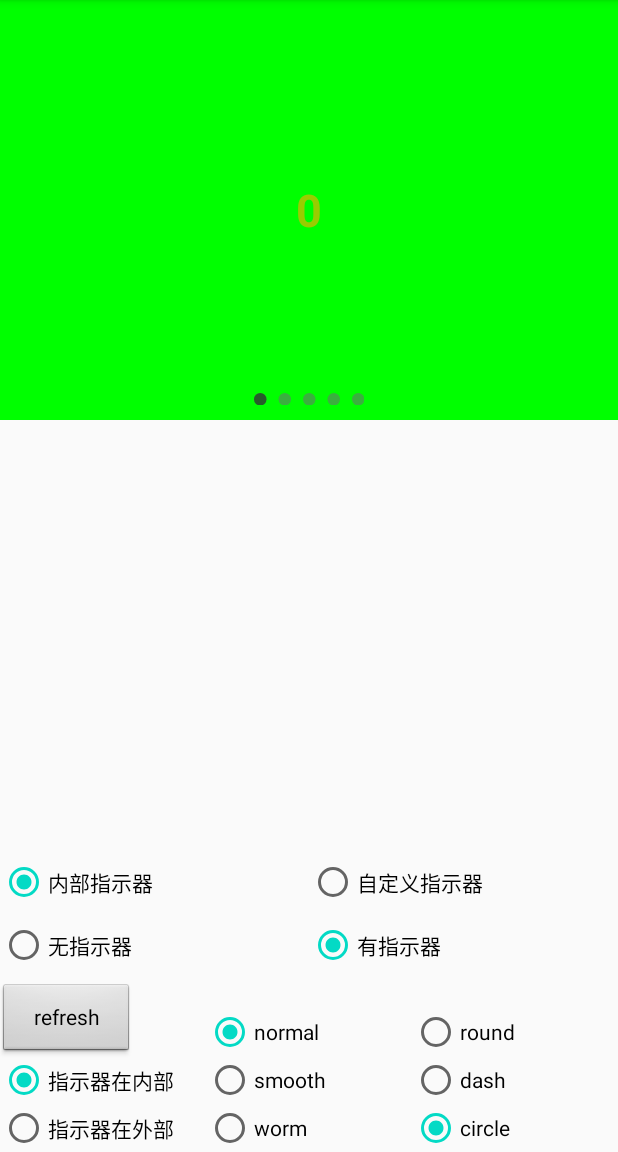
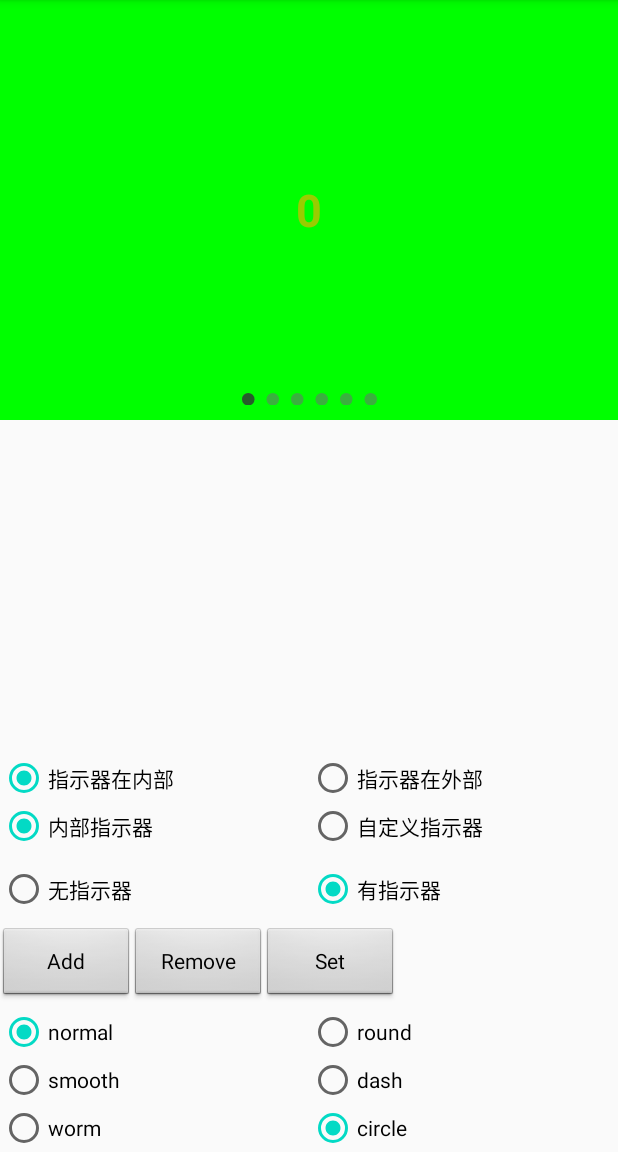
Before and after one commit to AqrLei/BannerView, an Android app: the fragment IndicatorFragment shown on its own in the app's theme, on a phone screen of 412 x 824 dp, the part 84-1236 px from its top. Run offline under Robolectric (Android 15) with nearby library versions, the phone set to English and light mode, and no system bars.

Commit message:
BannerView - indicator done

```diff
--- a/app/src/main/java/com/aqrlei/bannerview/sample/fragment/IndicatorFragment.kt
+++ b/app/src/main/java/com/aqrlei/bannerview/sample/fragment/IndicatorFragment.kt
@@ -19,6 +19,7 @@ import com.aqrlei.bannerview.widget.indicator.enums.IndicatorSlideMode
 import com.aqrlei.bannerview.widget.indicator.enums.IndicatorStyle
 import com.google.android.material.snackbar.Snackbar
 import kotlinx.android.synthetic.main.fragment_pager_indicator.*
+import kotlin.random.Random
 
 /**
  * created by AqrLei on 2020/10/20
@@ -31,7 +32,7 @@ class IndicatorFragment : Fragment() {
     private var dp6 : Int = 3
 
     private val bannerItemArray = ArrayList<Int>().also {
-        it.addAll(arrayOf(Color.GREEN, Color.MAGENTA, Color.BLUE, Color.CYAN, Color.RED))
+        it.addAll(arrayOf(Color.GREEN, Color.MAGENTA, Color.BLUE, Color.CYAN, Color.RED, Color.YELLOW))
     }
 
     override fun onCreateView(
@@ -64,9 +65,25 @@ class IndicatorFragment : Fragment() {
             setBannerViewHolder(SimpleBannerViewHolder(bannerItemArray))
         }
 
-        btnRefresh.setOnClickListener {
-            bannerItemArray.add(Color.YELLOW)
+        btnAdd.setOnClickListener {
+            val addColor = bannerItemArray[Random.Default.nextInt(bannerItemArray.size-1)]
+            bannerItemArray.add(addColor)
             bvBanner.notifyDataSetChanged()
+        }
+
+        btnRemove.setOnClickListener {
+            val removePosition = Random.Default.nextInt(bannerItemArray.size -1)
+            bannerItemArray.removeAt(removePosition)
+            bvBanner.notifyDataSetChanged()
+        }
+        btnSet.setOnClickListener {
+            val position = Random.Default.nextInt(bannerItemArray.size -1)
+            Snackbar.make(
+                bvBanner,
+                "position $position was setted",
+                Snackbar.LENGTH_SHORT
+            ).show()
+            bvBanner.setCurrentItem(position)
         }
 
         rgIndicatorCustom.setOnCheckedChangeListener { group, checkedId ->
--- a/app/src/main/res/layout/fragment_pager_indicator.xml
+++ b/app/src/main/res/layout/fragment_pager_indicator.xml
@@ -21,14 +21,31 @@
         app:layout_constraintEnd_toEndOf="parent"
         app:layout_constraintTop_toBottomOf="@+id/bvBanner" />
 
-    <Button
-        android:id="@+id/btnRefresh"
-        style="@android:style/Widget.Button.Small"
-        android:layout_width="wrap_content"
+
+
+    <RadioGroup
+        android:id="@+id/rgIndicator"
+        android:layout_width="match_parent"
         android:layout_height="wrap_content"
-        android:text="refresh"
-        app:layout_constraintBottom_toTopOf="@+id/rgIndicator"
-        app:layout_constraintStart_toStartOf="parent" />
+        android:orientation="horizontal"
+        app:layout_constraintBottom_toTopOf="@+id/rgIndicatorCustom">
+
+        <RadioButton
+            android:id="@+id/rb2"
+            android:layout_width="0dp"
+            android:layout_weight="1"
+            android:layout_height="wrap_content"
+            android:checked="true"
+            android:text="指示器在内部" />
+
+        <RadioButton
+            android:id="@+id/rb3"
+            android:layout_width="0dp"
+            android:layout_weight="1"
+            android:layout_height="wrap_content"
+            android:text="指示器在外部" />
+
+    </RadioGroup>
 
     <RadioGroup
         android:id="@+id/rgIndicatorCustom"
@@ -60,7 +77,7 @@
         android:layout_height="wrap_content"
         android:layout_marginBottom="10dp"
         android:orientation="horizontal"
-        app:layout_constraintBottom_toTopOf="@+id/btnRefresh">
+        app:layout_constraintBottom_toTopOf="@+id/btnAdd">
 
         <RadioButton
             android:id="@+id/rb1"
@@ -78,39 +95,45 @@
             android:text="有指示器" />
     </RadioGroup>
 
-    <RadioGroup
-        android:id="@+id/rgIndicator"
-        android:layout_width="0dp"
+
+    <Button
+        android:id="@+id/btnAdd"
+        style="@android:style/Widget.Button.Small"
+        android:layout_width="wrap_content"
         android:layout_height="wrap_content"
-        app:layout_constraintBottom_toBottomOf="parent"
-        app:layout_constraintEnd_toStartOf="@+id/rgIndicatorStyle"
-        app:layout_constraintHorizontal_weight="1"
-        app:layout_constraintStart_toStartOf="parent">
+        android:layout_marginBottom="5dp"
+        android:text="Add"
+        app:layout_constraintBottom_toTopOf="@+id/rgIndicatorStyle"
+        app:layout_constraintStart_toStartOf="parent" />
 
-        <RadioButton
-            android:id="@+id/rb2"
-            android:layout_width="match_parent"
-            android:layout_height="wrap_content"
-            android:checked="true"
-            android:text="指示器在内部" />
+    <Button
+        android:id="@+id/btnRemove"
+        style="@android:style/Widget.Button.Small"
+        android:layout_width="wrap_content"
+        android:layout_height="0dp"
+        android:text="Remove"
+        app:layout_constraintTop_toTopOf="@+id/btnAdd"
+        app:layout_constraintBottom_toBottomOf="@+id/btnAdd"
+        app:layout_constraintStart_toEndOf="@+id/btnAdd" />
 
-        <RadioButton
-            android:id="@+id/rb3"
-            android:layout_width="match_parent"
-            android:layout_height="wrap_content"
-            android:text="指示器在外部" />
-
-
-    </RadioGroup>
+    <Button
+        android:id="@+id/btnSet"
+        style="@android:style/Widget.Button.Small"
+        android:layout_width="wrap_content"
+        android:layout_height="0dp"
+        android:text="Set"
+        app:layout_constraintTop_toTopOf="@+id/btnAdd"
+        app:layout_constraintBottom_toBottomOf="@+id/btnAdd"
+        app:layout_constraintStart_toEndOf="@+id/btnRemove" />
 
     <RadioGroup
         android:id="@+id/rgIndicatorStyle"
         android:layout_width="0dp"
         android:layout_height="wrap_content"
-        app:layout_constraintBottom_toBottomOf="@+id/rgIndicator"
+        app:layout_constraintBottom_toBottomOf="parent"
         app:layout_constraintEnd_toStartOf="@+id/rgIndicatorShape"
         app:layout_constraintHorizontal_weight="1"
-        app:layout_constraintStart_toEndOf="@+id/rgIndicator">
+        app:layout_constraintStart_toStartOf="parent">
 
         <RadioButton
             android:id="@+id/rbStyle1"
@@ -137,7 +160,7 @@
         android:id="@+id/rgIndicatorShape"
         android:layout_width="0dp"
         android:layout_height="wrap_content"
-        app:layout_constraintBottom_toBottomOf="@+id/rgIndicatorStyle"
+        app:layout_constraintBottom_toBottomOf="parent"
         app:layout_constraintEnd_toEndOf="parent"
         app:layout_constraintHorizontal_weight="1"
         app:layout_constraintStart_toEndOf="@+id/rgIndicatorStyle">
--- a/bannerview/src/main/java/com/aqrlei/bannerview/widget/BannerView.kt
+++ b/bannerview/src/main/java/com/aqrlei/bannerview/widget/BannerView.kt
@@ -210,30 +210,31 @@ class BannerView @JvmOverloads constructor(
     fun setCustomIndicator(indicator: IIndicator?) {
         indicatorView = indicator
         if (null != indicator) {
-            isCustomIndicator = true
             getIndicatorOptions().slideMode = IndicatorSlideMode.NORMAL
         }
+        isCustomIndicator = null != indicator
         refreshIndicator()
     }
 
-    //TODO
     fun setCurrentItem(item: Int) {
         bannerAdapter ?: return
+        stopAutoLoop()
         val checkCanLoop = isCanLoop && bannerAdapter!!.getListSize() > 1
         val index = if (checkCanLoop) getLoopItemIndex(item) else item
         viewPager2.currentItem = index
+        startAutoLoop()
 
     }
 
-    //TODO
     fun setCurrentItem(item: Int, smoothScroll: Boolean) {
         bannerAdapter ?: return
+        stopAutoLoop()
         val checkCanLoop = isCanLoop && bannerAdapter!!.getListSize() > 1
         val index = if (checkCanLoop) getLoopItemIndex(item) else item
         viewPager2.setCurrentItem(index, smoothScroll)
+        startAutoLoop()
     }
 
-    //TODO
     private fun getLoopItemIndex(item: Int): Int {
         val currentItem = viewPager2.currentItem
         val listSize = bannerAdapter!!.getListSize()
@@ -313,17 +314,40 @@ class BannerView @JvmOverloads constructor(
         val isIndicatorBelow =
             bannerManager.bannerOptions.bannerIndicatorParentPosition == BannerIndicatorPosition.BELOW
         if (isIndicatorBelow) {
-            constraintSet.connect(viewPager2.id, ConstraintSet.BOTTOM, indicatorLayout.id, ConstraintSet.TOP)
+            constraintSet.connect(
+                viewPager2.id,
+                ConstraintSet.BOTTOM,
+                indicatorLayout.id,
+                ConstraintSet.TOP
+            )
         } else {
-            constraintSet.connect(viewPager2.id, ConstraintSet.BOTTOM, ConstraintSet.PARENT_ID, ConstraintSet.BOTTOM)
+            constraintSet.connect(
+                viewPager2.id,
+                ConstraintSet.BOTTOM,
+                ConstraintSet.PARENT_ID,
+                ConstraintSet.BOTTOM
+            )
         }
 
         // indicator
         if (isIndicatorBelow) {
-            constraintSet.connect(indicatorLayout.id, ConstraintSet.TOP, viewPager2.id, ConstraintSet.BOTTOM)
+            constraintSet.connect(
+                indicatorLayout.id,
+                ConstraintSet.TOP,
+                viewPager2.id,
+                ConstraintSet.BOTTOM
+            )
         } else {
-            constraintSet.connect(indicatorLayout.id, ConstraintSet.TOP, ConstraintSet.PARENT_ID, ConstraintSet.TOP)
-            constraintSet.setVerticalBias(indicatorLayout.id, bannerManager.bannerOptions.indicatorParentVerticalBias)
+            constraintSet.connect(
+                indicatorLayout.id,
+                ConstraintSet.TOP,
+                ConstraintSet.PARENT_ID,
+                ConstraintSet.TOP
+            )
+            constraintSet.setVerticalBias(
+                indicatorLayout.id,
+                bannerManager.bannerOptions.indicatorParentVerticalBias
+            )
         }
 
         // 配置了使用宽高比
@@ -416,7 +440,7 @@ class BannerView @JvmOverloads constructor(
     }
 
     private fun updateIndicator() {
-        if(isCustomIndicator) {
+        if (isCustomIndicator) {
             getIndicatorOptions().slideMode = IndicatorSlideMode.NORMAL
         }
         indicatorView?.notifyChanged()
```
